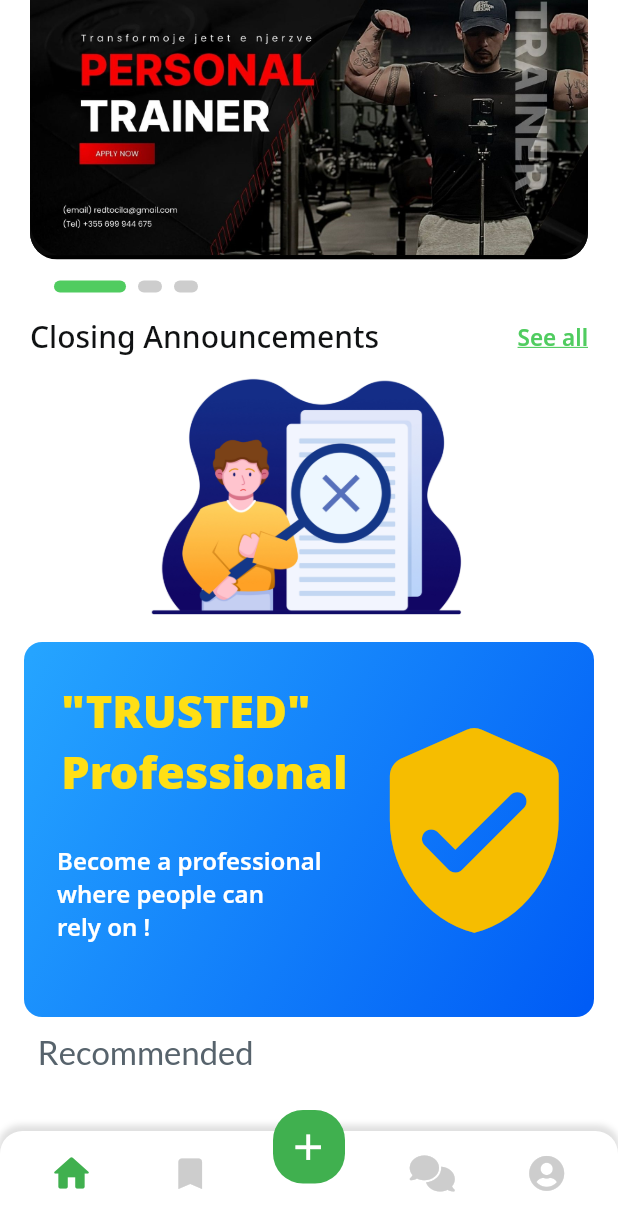
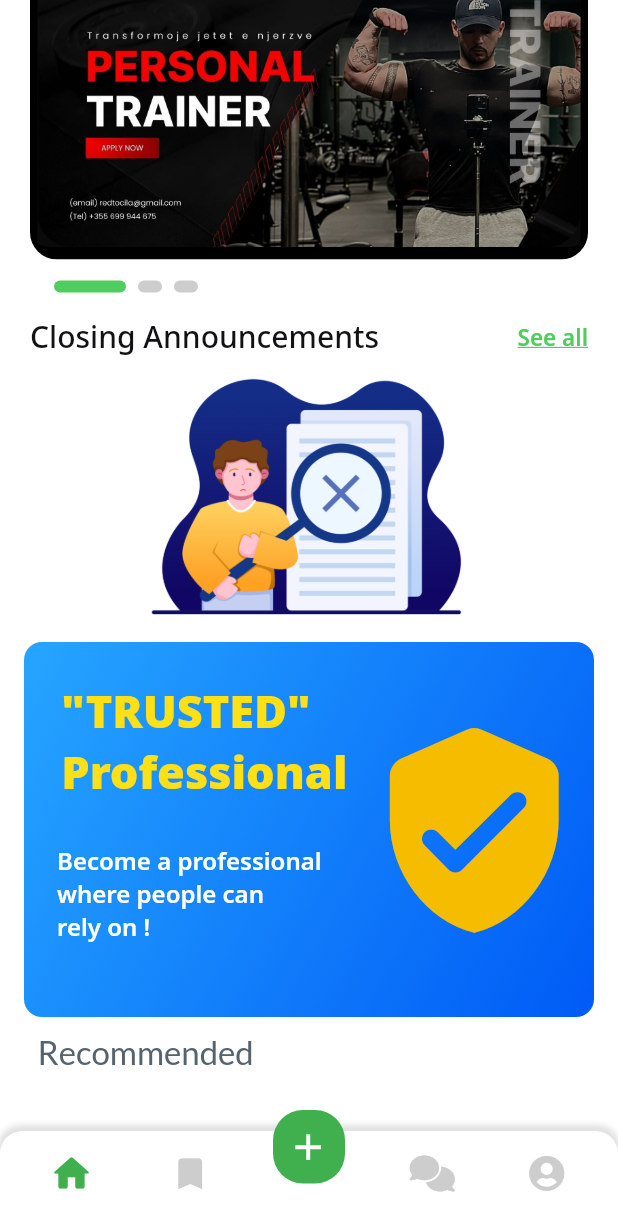
Before and after one commit to adrilevendi/kutagjej, a Flutter app: the screen it shows once a user with an empty profile is signed in, scrolled down 269 dp, on a phone screen of 412 x 824 dp. Shown: the top 1231 px of the screen. Run offline on Flutter 3.47's test engine with Material 3 defaults, Android fonts, the phone set to English and light mode, and no system bars; drawn by our look-alikes of flutter_animate, smooth_page_indicator; our stand-ins replace auto_size_text, badges, cached_network_image, chewie, cloud_firestore, easy_debounce and 24 more; missing offline and left inert: algolia, flutter_pannable_rating_bar, json_path, mime_type, text_search, twocheckout_flutter; accounts and stored records are empty; network calls fail.

Commit message:
Fixed issue with Rounded corners

```diff
--- a/lib/main_page/home/home_widget.dart
+++ b/lib/main_page/home/home_widget.dart
@@ -1,3 +1,5 @@
+import 'dart:math';
+
 import '/backend/backend.dart';
 import '/components/post_tease_widget.dart';
 import '/components/prof_page_small_widget.dart';
@@ -825,8 +827,9 @@ class _HomeWidgetState extends State<HomeWidget> with TickerProviderStateMixin {
                 Container(
                   width: MediaQuery.sizeOf(context).width * 1.0,
                   height: 250.0,
-                  decoration: const BoxDecoration(
+                  decoration: BoxDecoration(
                     color: Colors.transparent,
+                    borderRadius: BorderRadius.circular(20),
                   ),
                   child: Padding(
                     padding: const EdgeInsetsDirectional.fromSTEB(
@@ -867,6 +870,9 @@ class _HomeWidgetState extends State<HomeWidget> with TickerProviderStateMixin {
                                               BorderRadius.circular(12.0),
                                           child: InkWell(
                                             child: Container(
+                                              margin:
+                                                  const EdgeInsets.symmetric(
+                                                      horizontal: 5),
                                               decoration: const BoxDecoration(
                                                   color: Color.fromARGB(
                                                       255, 10, 10, 10)),
@@ -896,22 +902,41 @@ class _HomeWidgetState extends State<HomeWidget> with TickerProviderStateMixin {
                                     ),
                                   ),
                                 ),
-                                Container(
+                                ClipRRect(
+                                  borderRadius: BorderRadius.circular(22.0),
+                                  child: Container(
+                                    margin: const EdgeInsets.symmetric(
+                                        horizontal: 5),
                                     decoration: const BoxDecoration(
                                         color: Color.fromARGB(255, 10, 10, 10)),
+                                    child: ClipRRect(
+                                      borderRadius: BorderRadius.circular(22.0),
                                       child: const Image(
                                         image: AssetImage(
                                             'assets/images/reales.jpeg'), //Instagram
                                         fit: BoxFit.contain,
                                       ),
                                     ),
-                                Container(
-                                  decoration: const BoxDecoration(
-                                      color: Color.fromARGB(255, 10, 10, 10)),
+                                  ),
+                                ),
+                                // SizedBox(width: 10),
+                                ClipRRect(
+                                  borderRadius: BorderRadius.circular(22.0),
+                                  child: Container(
+                                    // margin: const EdgeInsets.symmetric(
+                                    // horizontal: 5),
+                                    decoration: BoxDecoration(
+                                      // color: Color.fromARGB(255, 10, 10, 10)
+                                      borderRadius: BorderRadius.circular(22.0),
+                                    ),
+                                    child: ClipRRect(
+                                      borderRadius: BorderRadius.circular(22.0),
                                       child: const Image(
                                         image: AssetImage(
                                             'assets/images/cs.jpeg'), //Instagram
                                         fit: BoxFit.cover,
+                                      ),
+                                    ),
                                   ),
                                 )
                               ],
```
Lines whose indentation alone changed are shown as unchanged.
